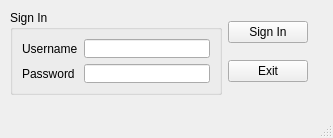
Qt form mainwindow.ui (suhaibchaudhry/lms_project) before a commit.
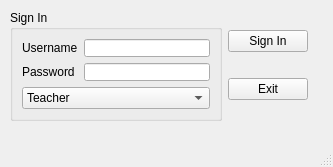
The same form after that commit.

Commit message: added code to check teacher/student/admin against their own respective files

Patch:
```diff
--- a/mainwindow.ui
+++ b/mainwindow.ui
@@ -7,20 +7,20 @@
     <x>0</x>
     <y>0</y>
     <width>333</width>
-    <height>138</height>
+    <height>167</height>
    </rect>
   </property>
   <property name="windowTitle">
    <string>UHD LMS</string>
   </property>
   <widget class="QWidget" name="centralwidget">
-   <widget class="QWidget" name="">
+   <widget class="QWidget" name="layoutWidget">
     <property name="geometry">
      <rect>
       <x>10</x>
       <y>10</y>
       <width>298</width>
-      <height>85</height>
+      <height>111</height>
      </rect>
     </property>
     <layout class="QHBoxLayout" name="horizontalLayout_2">
@@ -66,6 +66,25 @@
           </item>
          </layout>
         </item>
+        <item>
+         <widget class="QComboBox" name="comboBox">
+          <item>
+           <property name="text">
+            <string>Teacher</string>
+           </property>
+          </item>
+          <item>
+           <property name="text">
+            <string>Student</string>
+           </property>
+          </item>
+          <item>
+           <property name="text">
+            <string>Admin</string>
+           </property>
+          </item>
+         </widget>
+        </item>
        </layout>
       </widget>
      </item>
```
The commit also changes 1 other file.
